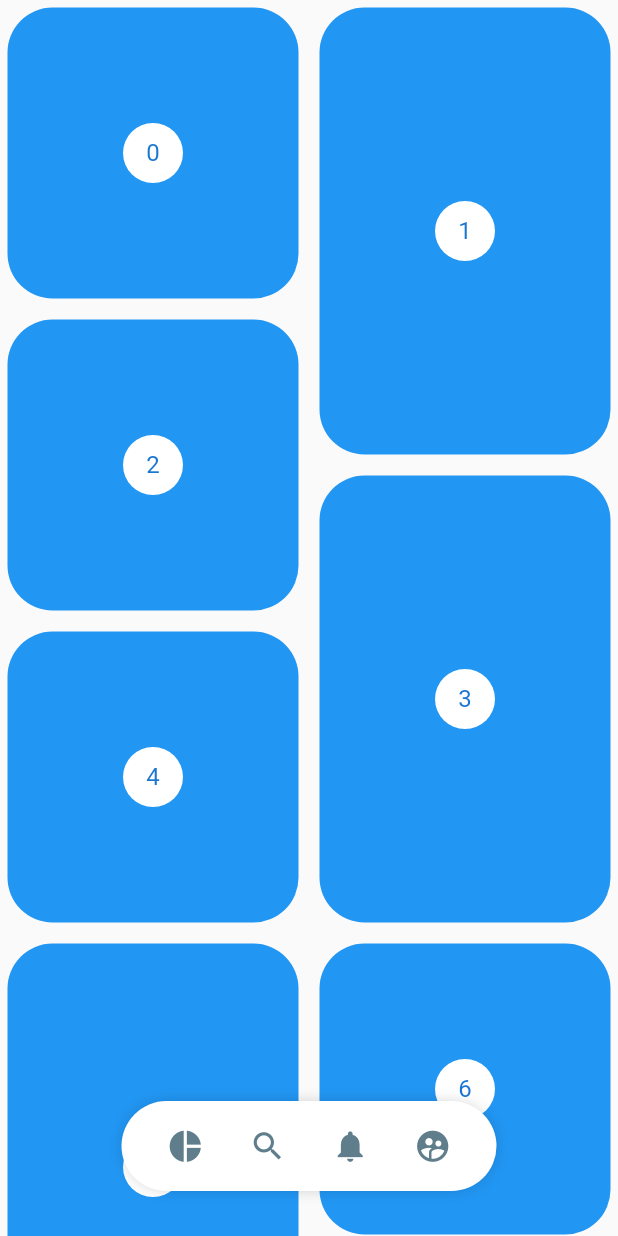
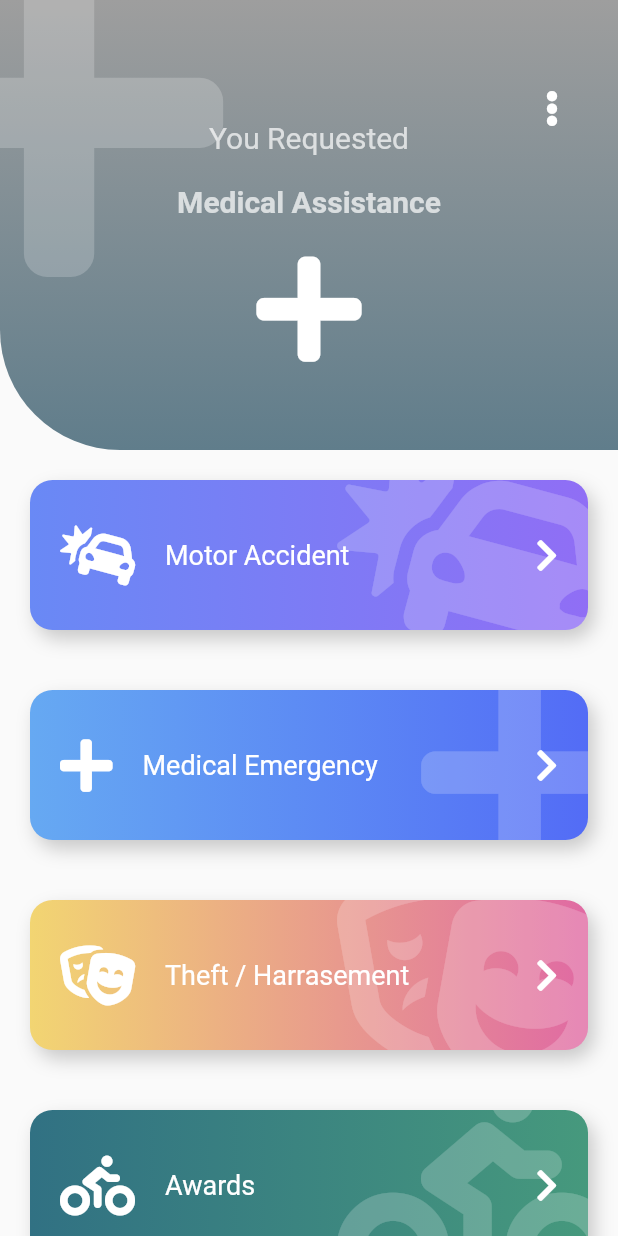
Before and after one commit to nicoar9/designs, a Flutter app: the screen it shows after launch, on a phone screen of 412 x 824 dp. Run offline on Flutter 3.47's test engine with Material 2 defaults, Android fonts, the phone set to English and light mode, and no system bars; our stand-ins replace animate_do, flutter_svg, font_awesome_flutter.

Commit message:
:sparkles:Feature: Adds Header and animated list view templates

```diff
--- a/lib/main.dart
+++ b/lib/main.dart
@@ -1,7 +1,5 @@
-import 'package:designs/src/labs/slideshow_page.dart';
-import 'package:designs/src/pages/pinterest_page.dart';
-import 'package:designs/src/pages/slideshow_page.dart';
 import 'package:flutter/material.dart';
+import 'package:designs/src/pages/emergency_page.dart';
 
 void main() => runApp(MyApp());
 
@@ -10,7 +8,7 @@ class MyApp extends StatelessWidget {
   Widget build(BuildContext context) {
     return MaterialApp(
       title: 'Design App',
-      home: PinterestPage(),
+      home: EmergencyPage(),
     );
   }
 }
--- /dev/null
+++ b/lib/src/pages/emergency_page.dart
@@ -0,0 +1,135 @@
+import 'package:animate_do/animate_do.dart';
+import 'package:designs/src/widgets/big_button.dart';
+import 'package:designs/src/widgets/headers.dart';
+import 'package:flutter/material.dart';
+import 'package:font_awesome_flutter/font_awesome_flutter.dart';
+
+class ItemBoton {
+  final IconData icon;
+  final String texto;
+  final Color color1;
+  final Color color2;
+
+  ItemBoton(this.icon, this.texto, this.color1, this.color2);
+}
+
+class EmergencyPage extends StatelessWidget {
+  @override
+  Widget build(BuildContext context) {
+    final items = <ItemBoton>[
+      new ItemBoton(FontAwesomeIcons.carCrash, 'Motor Accident',
+          Color(0xff6989F5), Color(0xff906EF5)),
+      new ItemBoton(FontAwesomeIcons.plus, 'Medical Emergency',
+          Color(0xff66A9F2), Color(0xff536CF6)),
+      new ItemBoton(FontAwesomeIcons.theaterMasks, 'Theft / Harrasement',
+          Color(0xffF2D572), Color(0xffE06AA3)),
+      new ItemBoton(FontAwesomeIcons.biking, 'Awards', Color(0xff317183),
+          Color(0xff46997D)),
+      new ItemBoton(FontAwesomeIcons.carCrash, 'Motor Accident',
+          Color(0xff6989F5), Color(0xff906EF5)),
+      new ItemBoton(FontAwesomeIcons.plus, 'Medical Emergency',
+          Color(0xff66A9F2), Color(0xff536CF6)),
+      new ItemBoton(FontAwesomeIcons.theaterMasks, 'Theft / Harrasement',
+          Color(0xffF2D572), Color(0xffE06AA3)),
+      new ItemBoton(FontAwesomeIcons.biking, 'Awards', Color(0xff317183),
+          Color(0xff46997D)),
+      new ItemBoton(FontAwesomeIcons.carCrash, 'Motor Accident',
+          Color(0xff6989F5), Color(0xff906EF5)),
+      new ItemBoton(FontAwesomeIcons.plus, 'Medical Emergency',
+          Color(0xff66A9F2), Color(0xff536CF6)),
+      new ItemBoton(FontAwesomeIcons.theaterMasks, 'Theft / Harrasement',
+          Color(0xffF2D572), Color(0xffE06AA3)),
+      new ItemBoton(FontAwesomeIcons.biking, 'Awards', Color(0xff317183),
+          Color(0xff46997D)),
+    ];
+
+    List<Widget> itemMap = items
+        .map((e) => FadeInLeft(
+              child: BigButton(
+                icon: e.icon,
+                text: e.texto,
+                onPressed: () {},
+                color1: e.color1,
+                color2: e.color2,
+              ),
+            ))
+        .toList();
+
+    return Scaffold(
+      body: Stack(
+        children: [
+          Container(
+            margin: EdgeInsets.only(top: 300),
+            child:
+                ListView(physics: BouncingScrollPhysics(), children: itemMap),
+          ),
+          _Header()
+        ],
+      ),
+    );
+  }
+}
+
+class _Header extends StatelessWidget {
+  const _Header({
+    Key key,
+  }) : super(key: key);
+
+  @override
+  Widget build(BuildContext context) {
+    return Stack(
+      children: [
+        HeaderIcon(
+            icon: FontAwesomeIcons.plus,
+            title: 'Medical Assistance',
+            subtitle: 'You Requested'),
+        Positioned(
+            right: 0,
+            top: 45,
+            child: RawMaterialButton(
+              onPressed: () {},
+              shape: CircleBorder(),
+              padding: EdgeInsets.all(15),
+              child: FaIcon(
+                FontAwesomeIcons.ellipsisV,
+                color: Colors.white,
+              ),
+            ))
+      ],
+    );
+  }
+}
+
+class BigButtonTemp extends StatelessWidget {
+  const BigButtonTemp({
+    Key key,
+  }) : super(key: key);
+
+  @override
+  Widget build(BuildContext context) {
+    return BigButton(
+      text: 'hello world',
+      onPressed: () {},
+      color1: Colors.redAccent,
+      color2: Colors.cyanAccent,
+      icon: FontAwesomeIcons.accusoft,
+    );
+  }
+}
+
+class PageHeader extends StatelessWidget {
+  const PageHeader({
+    Key key,
+  }) : super(key: key);
+
+  @override
+  Widget build(BuildContext context) {
+    return HeaderIcon(
+      icon: FontAwesomeIcons.plusCircle,
+      subtitle: 'You Requested',
+      title: 'Medical Assistance',
+      color1: Color(0xff526BF6),
+      color2: Color(0xff67ACF2),
+    );
+  }
+}
--- /dev/null
+++ b/lib/src/widgets/big_button.dart
@@ -0,0 +1,106 @@
+import 'package:flutter/material.dart';
+import 'package:font_awesome_flutter/font_awesome_flutter.dart';
+
+class BigButton extends StatelessWidget {
+  final IconData icon;
+  final String text;
+  final Color color1;
+  final Color color2;
+  final Function onPressed;
+
+  const BigButton(
+      {this.icon,
+      @required this.text,
+      this.color1,
+      this.color2,
+      @required this.onPressed});
+
+  @override
+  Widget build(BuildContext context) {
+    return GestureDetector(
+      onTap: this.onPressed,
+      child: Stack(
+        children: [
+          _BigButtonBackground(this.icon, this.color1, this.color2),
+          Row(
+            mainAxisAlignment: MainAxisAlignment.center,
+            children: [
+              SizedBox(
+                height: 140,
+                width: 40,
+              ),
+              FaIcon(
+                this.icon ?? FontAwesomeIcons.carCrash,
+                color: Colors.white,
+                size: 40,
+              ),
+              SizedBox(
+                width: 20,
+              ),
+              Expanded(
+                child: Text(
+                  this.text ?? 'example',
+                  style: TextStyle(color: Colors.white, fontSize: 18),
+                ),
+              ),
+              FaIcon(
+                FontAwesomeIcons.chevronRight,
+                color: Colors.white,
+              ),
+              SizedBox(
+                width: 40,
+              )
+            ],
+          )
+        ],
+      ),
+    );
+  }
+}
+
+class _BigButtonBackground extends StatelessWidget {
+  final IconData icon;
+  final Color color1;
+  final Color color2;
+
+  const _BigButtonBackground(this.icon, this.color1, this.color2);
+  @override
+  Widget build(BuildContext context) {
+    return Container(
+      width: double.infinity,
+      height: 100,
+      margin: EdgeInsets.all(20),
+      decoration: BoxDecoration(
+        boxShadow: <BoxShadow>[
+          BoxShadow(
+              color: Colors.black.withOpacity(0.2),
+              offset: Offset(4, 6),
+              blurRadius: 10),
+        ],
+        borderRadius: BorderRadius.circular(15),
+        gradient: LinearGradient(
+          colors: <Color>[
+            this.color1 ?? Color(0xff6989F5),
+            this.color2 ?? Color(0xff906EF5),
+          ],
+        ),
+      ),
+      child: ClipRRect(
+        borderRadius: BorderRadius.circular(15),
+        child: Stack(
+          children: [
+            Positioned(
+              right: -20,
+              top: -20,
+              child: FaIcon(
+                this.icon ?? FontAwesomeIcons.carCrash,
+                size: 150,
+                color: Colors.white.withOpacity(0.2),
+              ),
+            ),
+          ],
+        ),
+      ),
+    );
+  }
+}
--- a/lib/src/widgets/headers.dart
+++ b/lib/src/widgets/headers.dart
@@ -1,4 +1,5 @@
 import 'package:flutter/material.dart';
+import 'package:font_awesome_flutter/font_awesome_flutter.dart';
 
 class SquareHeader extends StatelessWidget {
   @override
@@ -217,3 +218,90 @@ class _CurveHeaderTwoPainter extends CustomPainter {
     return true;
   }
 }
+
+class HeaderIcon extends StatelessWidget {
+  final IconData icon;
+  final String title;
+  final String subtitle;
+  final Color color1;
+  final Color color2;
+
+  const HeaderIcon(
+      {@required this.icon,
+      @required this.title,
+      @required this.subtitle,
+      this.color1 = Colors.grey,
+      this.color2 = Colors.blueGrey});
+
+  @override
+  Widget build(BuildContext context) {
+    final Color whiteColor = Colors.white.withOpacity(0.7);
+    return Stack(
+      children: [
+        _IconHeaderBackground(this.color1, this.color2),
+        Positioned(
+          top: -50,
+          left: -70,
+          child: FaIcon(
+            this.icon,
+            size: 250,
+            color: Colors.white.withOpacity(0.2),
+          ),
+        ),
+        Column(
+          children: <Widget>[
+            SizedBox(
+              width: double.infinity,
+              height: 80,
+            ),
+            Text(
+              this.subtitle,
+              style: TextStyle(fontSize: 20, color: whiteColor),
+            ),
+            SizedBox(
+              height: 20,
+            ),
+            Text(
+              this.title,
+              style: TextStyle(
+                  fontSize: 20, color: whiteColor, fontWeight: FontWeight.bold),
+            ),
+            SizedBox(
+              height: 20,
+            ),
+            FaIcon(
+              this.icon,
+              size: 80,
+              color: Colors.white,
+            ),
+          ],
+        )
+      ],
+    );
+  }
+}
+
+class _IconHeaderBackground extends StatelessWidget {
+  final Color color1;
+  final Color color2;
+
+  const _IconHeaderBackground(this.color1, this.color2);
+  @override
+  Widget build(BuildContext context) {
+    return Container(
+      width: double.infinity,
+      height: 300,
+      decoration: BoxDecoration(
+        color: Colors.red,
+        borderRadius: BorderRadius.only(
+          bottomLeft: Radius.circular(80),
+        ),
+        gradient: LinearGradient(
+          begin: Alignment.topCenter,
+          end: Alignment.bottomCenter,
+          colors: <Color>[this.color1, this.color2],
+        ),
+      ),
+    );
+  }
+}
--- a/pubspec.yaml
+++ b/pubspec.yaml
@@ -18,6 +18,8 @@ dependencies:
   flutter_svg: ^0.19.3
   provider: ^4.3.3
   flutter_staggered_grid_view: ^0.3.4
+  font_awesome_flutter: ^8.12.0
+  animate_do: ^2.0.0
 dev_dependencies:
   flutter_test:
     sdk: flutter
```
Also changed, not shown: pubspec.lock, 2 other files.
